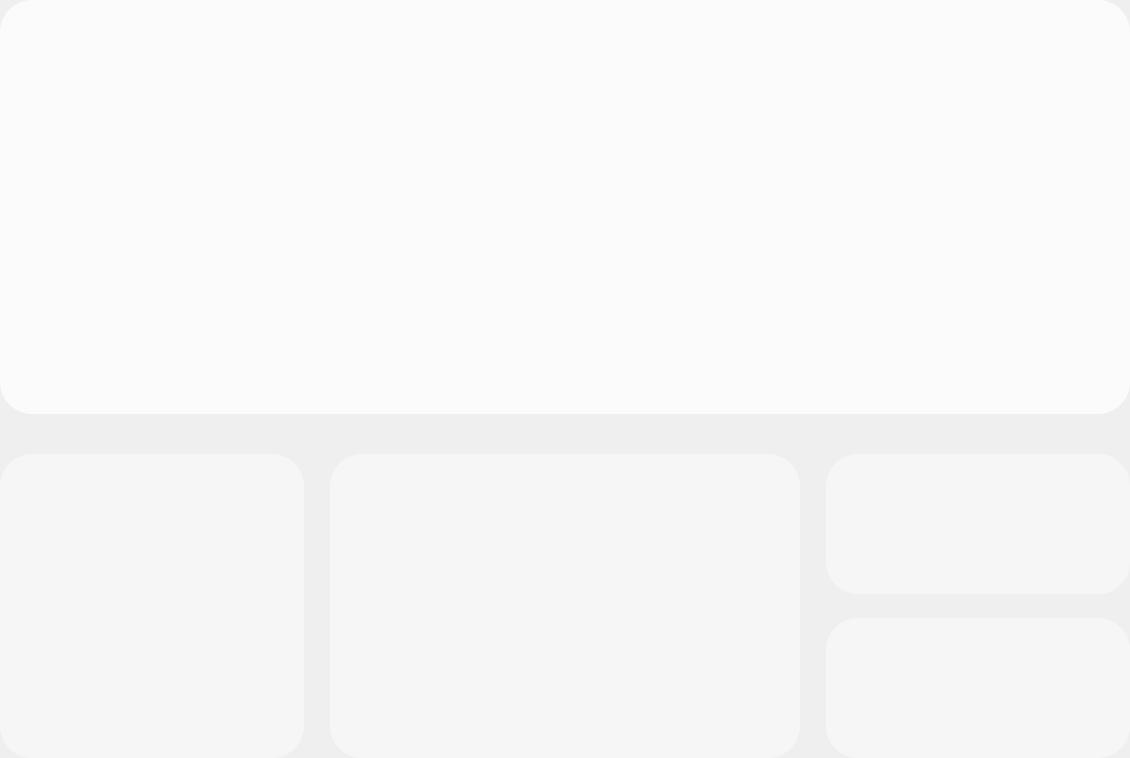
wlffeng2008/AkkoStudio, file FrameLight.ui: the form before one commit.
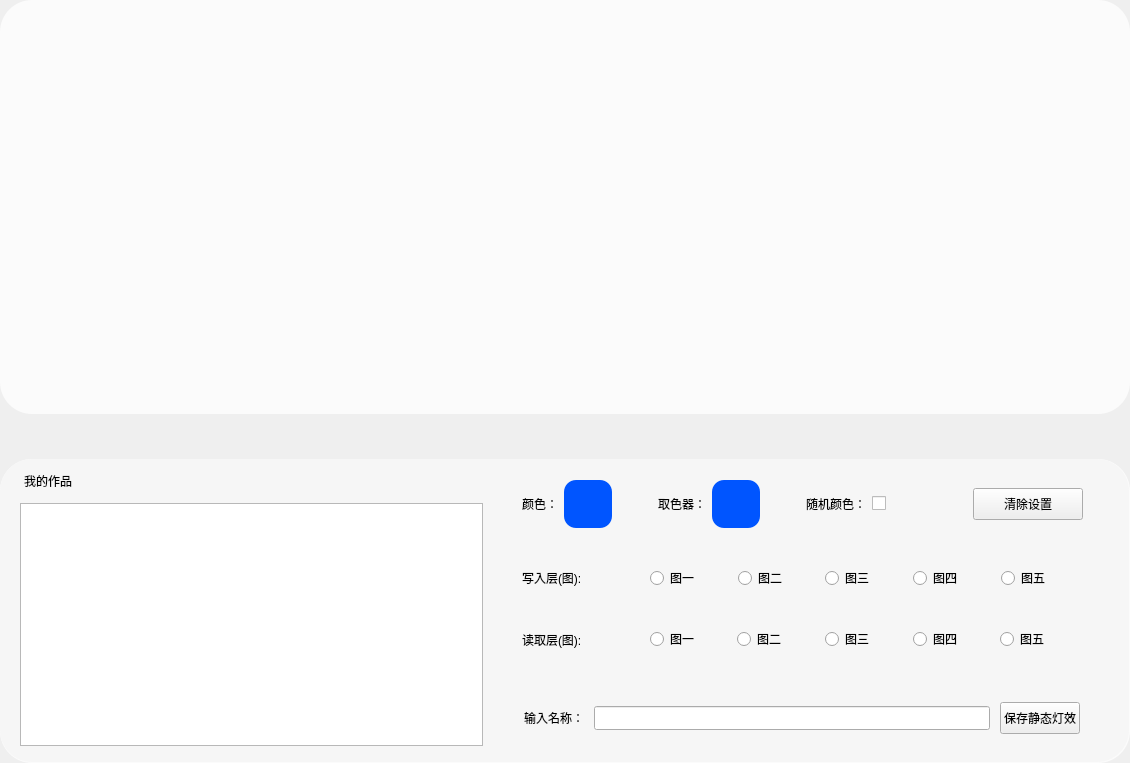
The form after the commit. Custom widgets are drawn as their Qt base class.

Patch:
```diff
--- a/FrameLight.ui
+++ b/FrameLight.ui
@@ -7,7 +7,7 @@
     <x>0</x>
     <y>0</y>
     <width>1130</width>
-    <height>758</height>
+    <height>763</height>
    </rect>
   </property>
   <property name="windowTitle">
@@ -16,14 +16,14 @@
   <property name="styleSheet">
    <string notr="true">#frameT{background-color: #FBFBFB;border-radius:32px;}
 
-#frameLEDBright,#frameLEDSpeed,#frameLEDColor,#frameLEDMode{background-color: #F6F6F6;border-radius:32px;}</string>
+#frameLEDBright,#frameLEDSpeed,#frameLEDColor,#frameLEDMode,#frameColList{background-color: #F6F6F6;border-radius:32px;}</string>
   </property>
   <property name="lineWidth">
    <number>0</number>
   </property>
   <layout class="QVBoxLayout" name="verticalLayout" stretch="1,0">
    <property name="spacing">
-    <number>24</number>
+    <number>12</number>
    </property>
    <property name="leftMargin">
     <number>0</number>
@@ -83,8 +83,11 @@
      </layout>
     </widget>
    </item>
-   <item alignment="Qt::AlignmentFlag::AlignBottom">
-    <widget class="QFrame" name="frameB">
+   <item>
+    <widget class="QStackedWidget" name="stackedWidgetB">
+     <property name="styleSheet">
+      <string notr="true">#page0,#page1{background-color: #FBFBFB; border-radius:32px;}</string>
+     </property>
      <property name="frameShape">
       <enum>QFrame::Shape::NoFrame</enum>
      </property>
@@ -94,6 +97,10 @@
      <property name="lineWidth">
       <number>0</number>
      </property>
+     <property name="currentIndex">
+      <number>1</number>
+     </property>
+     <widget class="QWidget" name="page0" native="true">
      <layout class="QHBoxLayout" name="horizontalLayout_2" stretch="1,2,1">
       <property name="spacing">
        <number>24</number>
@@ -230,16 +237,394 @@
       </item>
      </layout>
     </widget>
+     <widget class="QWidget" name="page1">
+      <widget class="QFrame" name="frameColList">
+       <property name="geometry">
+        <rect>
+         <x>0</x>
+         <y>0</y>
+         <width>1129</width>
+         <height>303</height>
+        </rect>
+       </property>
+       <property name="styleSheet">
+        <string notr="true"/>
+       </property>
+       <property name="frameShape">
+        <enum>QFrame::Shape::StyledPanel</enum>
+       </property>
+       <property name="frameShadow">
+        <enum>QFrame::Shadow::Raised</enum>
+       </property>
+       <widget class="QLabel" name="labelTitle1">
+        <property name="geometry">
+         <rect>
+          <x>24</x>
+          <y>12</y>
+          <width>105</width>
+          <height>19</height>
+         </rect>
+        </property>
+        <property name="text">
+         <string>我的作品</string>
+        </property>
+       </widget>
+       <widget class="QTreeView" name="treeView">
+        <property name="geometry">
+         <rect>
+          <x>20</x>
+          <y>44</y>
+          <width>463</width>
+          <height>243</height>
+         </rect>
+        </property>
+        <property name="focusPolicy">
+         <enum>Qt::FocusPolicy::NoFocus</enum>
+        </property>
+       </widget>
+       <widget class="QWidget" name="">
+        <property name="geometry">
+         <rect>
+          <x>522</x>
+          <y>102</y>
+          <width>561</width>
+          <height>34</height>
+         </rect>
+        </property>
+        <layout class="QHBoxLayout" name="horizontalLayout">
+         <item>
+          <widget class="QLabel" name="labelTitle5">
+           <property name="text">
+            <string>写入层(图):</string>
+           </property>
+          </widget>
+         </item>
+         <item>
+          <spacer name="horizontalSpacer">
+           <property name="orientation">
+            <enum>Qt::Orientation::Horizontal</enum>
+           </property>
+           <property name="sizeType">
+            <enum>QSizePolicy::Policy::Fixed</enum>
+           </property>
+           <property name="sizeHint" stdset="0">
+            <size>
+             <width>40</width>
+             <height>20</height>
+            </size>
+           </property>
+          </spacer>
+         </item>
+         <item>
+          <widget class="QRadioButton" name="radioButtonW0">
+           <property name="text">
+            <string>图一</string>
+           </property>
+          </widget>
+         </item>
+         <item>
+          <widget class="QRadioButton" name="radioButtonW1">
+           <property name="text">
+            <string>图二</string>
+           </property>
+          </widget>
+         </item>
+         <item>
+          <widget class="QRadioButton" name="radioButtonW2">
+           <property name="text">
+            <string>图三</string>
+           </property>
+          </widget>
+         </item>
+         <item>
+          <widget class="QRadioButton" name="radioButtonW3">
+           <property name="text">
+            <string>图四</string>
+           </property>
+          </widget>
+         </item>
+         <item>
+          <widget class="QRadioButton" name="radioButtonW4">
+           <property name="text">
+            <string>图五</string>
+           </property>
+          </widget>
+         </item>
+        </layout>
+       </widget>
+       <widget class="QWidget" name="">
+        <property name="geometry">
+         <rect>
+          <x>522</x>
+          <y>166</y>
+          <width>560</width>
+          <height>29</height>
+         </rect>
+        </property>
+        <layout class="QHBoxLayout" name="horizontalLayout_3">
+         <item>
+          <widget class="QLabel" name="labelTitle6">
+           <property name="text">
+            <string>读取层(图):</string>
+           </property>
+          </widget>
+         </item>
+         <item>
+          <spacer name="horizontalSpacer_2">
+           <property name="orientation">
+            <enum>Qt::Orientation::Horizontal</enum>
+           </property>
+           <property name="sizeType">
+            <enum>QSizePolicy::Policy::Fixed</enum>
+           </property>
+           <property name="sizeHint" stdset="0">
+            <size>
+             <width>40</width>
+             <height>20</height>
+            </size>
+           </property>
+          </spacer>
+         </item>
+         <item>
+          <widget class="QRadioButton" name="radioButtonR0">
+           <property name="text">
+            <string>图一</string>
+           </property>
+          </widget>
+         </item>
+         <item>
+          <widget class="QRadioButton" name="radioButtonR1">
+           <property name="text">
+            <string>图二</string>
+           </property>
+          </widget>
+         </item>
+         <item>
+          <widget class="QRadioButton" name="radioButtonR2">
+           <property name="text">
+            <string>图三</string>
+           </property>
+          </widget>
+         </item>
+         <item>
+          <widget class="QRadioButton" name="radioButtonR3">
+           <property name="text">
+            <string>图四</string>
+           </property>
+          </widget>
+         </item>
+         <item>
+          <widget class="QRadioButton" name="radioButtonR4">
+           <property name="text">
+            <string>图五</string>
+           </property>
+          </widget>
+         </item>
+        </layout>
+       </widget>
+       <widget class="QWidget" name="">
+        <property name="geometry">
+         <rect>
+          <x>522</x>
+          <y>20</y>
+          <width>561</width>
+          <height>50</height>
+         </rect>
+        </property>
+        <layout class="QHBoxLayout" name="horizontalLayout_4" stretch="0,1,0,0,1,0,0,1,0,2">
+         <item>
+          <widget class="QLabel" name="labelTitle2">
+           <property name="text">
+            <string>颜色：</string>
+           </property>
+          </widget>
+         </item>
+         <item>
+          <widget class="QLabel" name="labelColor">
+           <property name="minimumSize">
+            <size>
+             <width>48</width>
+             <height>48</height>
+            </size>
+           </property>
+           <property name="maximumSize">
+            <size>
+             <width>48</width>
+             <height>48</height>
+            </size>
+           </property>
+           <property name="styleSheet">
+            <string notr="true">background-color: rgb(0, 85, 255); border-radius:12px; width:24px;height:24px;</string>
+           </property>
+           <property name="text">
+            <string/>
+           </property>
+          </widget>
+         </item>
+         <item>
+          <spacer name="horizontalSpacer_3">
+           <property name="orientation">
+            <enum>Qt::Orientation::Horizontal</enum>
+           </property>
+           <property name="sizeType">
+            <enum>QSizePolicy::Policy::Fixed</enum>
+           </property>
+           <property name="sizeHint" stdset="0">
+            <size>
+             <width>40</width>
+             <height>20</height>
+            </size>
+           </property>
+          </spacer>
+         </item>
+         <item>
+          <widget class="QLabel" name="labelTitle3">
+           <property name="text">
+            <string>取色器：</string>
+           </property>
+          </widget>
+         </item>
+         <item>
+          <widget class="QLabel" name="labelColor_2">
+           <property name="minimumSize">
+            <size>
+             <width>48</width>
+             <height>48</height>
+            </size>
+           </property>
+           <property name="maximumSize">
+            <size>
+             <width>48</width>
+             <height>48</height>
+            </size>
+           </property>
+           <property name="styleSheet">
+            <string notr="true">background-color: rgb(0, 85, 255); border-radius:12px; width:24px;height:24px;</string>
+           </property>
+           <property name="text">
+            <string/>
+           </property>
+          </widget>
+         </item>
+         <item>
+          <spacer name="horizontalSpacer_4">
+           <property name="orientation">
+            <enum>Qt::Orientation::Horizontal</enum>
+           </property>
+           <property name="sizeType">
+            <enum>QSizePolicy::Policy::Fixed</enum>
+           </property>
+           <property name="sizeHint" stdset="0">
+            <size>
+             <width>40</width>
+             <height>20</height>
+            </size>
+           </property>
+          </spacer>
+         </item>
+         <item>
+          <widget class="QLabel" name="labelTitle4">
+           <property name="text">
+            <string>随机颜色：</string>
+           </property>
+          </widget>
+         </item>
+         <item>
+          <widget class="ToggleButton" name="checkBox">
+           <property name="minimumSize">
+            <size>
+             <width>48</width>
+             <height>0</height>
+            </size>
+           </property>
+           <property name="text">
+            <string/>
+           </property>
+          </widget>
+         </item>
+         <item>
+          <spacer name="horizontalSpacer_5">
+           <property name="orientation">
+            <enum>Qt::Orientation::Horizontal</enum>
+           </property>
+           <property name="sizeType">
+            <enum>QSizePolicy::Policy::Fixed</enum>
+           </property>
+           <property name="sizeHint" stdset="0">
+            <size>
+             <width>40</width>
+             <height>20</height>
+            </size>
+           </property>
+          </spacer>
+         </item>
+         <item>
+          <widget class="QPushButton" name="pushButton">
+           <property name="minimumSize">
+            <size>
+             <width>0</width>
+             <height>32</height>
+            </size>
+           </property>
+           <property name="text">
+            <string>清除设置</string>
+           </property>
+          </widget>
+         </item>
+        </layout>
+       </widget>
+       <widget class="QWidget" name="">
+        <property name="geometry">
+         <rect>
+          <x>524</x>
+          <y>232</y>
+          <width>556</width>
+          <height>54</height>
+         </rect>
+        </property>
+        <layout class="QHBoxLayout" name="horizontalLayout_5" stretch="0,1,0">
+         <property name="spacing">
+          <number>10</number>
+         </property>
+         <item>
+          <widget class="QLabel" name="labelName">
+           <property name="text">
+            <string>输入名称：</string>
+           </property>
+          </widget>
+         </item>
+         <item>
+          <widget class="QLineEdit" name="lineEditName">
+           <property name="minimumSize">
+            <size>
+             <width>0</width>
+             <height>24</height>
+            </size>
+           </property>
+          </widget>
+         </item>
+         <item>
+          <widget class="QPushButton" name="pushButtonSave">
+           <property name="minimumSize">
+            <size>
+             <width>0</width>
+             <height>32</height>
+            </size>
+           </property>
+           <property name="text">
+            <string>保存静态灯效</string>
+           </property>
+          </widget>
+         </item>
+        </layout>
+       </widget>
+      </widget>
+     </widget>
+    </widget>
    </item>
   </layout>
  </widget>
  <customwidgets>
-  <customwidget>
-   <class>ModuleKeyboard</class>
-   <extends>QFrame</extends>
-   <header>modulekeyboard.h</header>
-   <container>1</container>
-  </customwidget>
   <customwidget>
    <class>ModuleEfMode</class>
    <extends>QFrame</extends>
@@ -264,6 +649,17 @@
    <header>moduleefspeed.h</header>
    <container>1</container>
   </customwidget>
+  <customwidget>
+   <class>ModuleKeyboard</class>
+   <extends>QFrame</extends>
+   <header>modulekeyboard.h</header>
+   <container>1</container>
+  </customwidget>
+  <customwidget>
+   <class>ToggleButton</class>
+   <extends>QCheckBox</extends>
+   <header>togglebutton.h</header>
+  </customwidget>
  </customwidgets>
  <resources/>
  <connections/>
```
Lines whose indentation alone changed are shown as unchanged.
